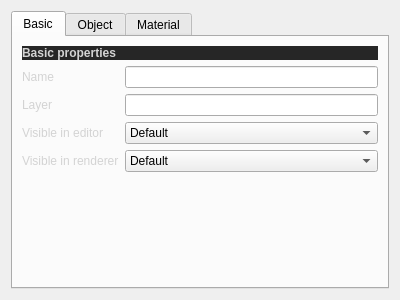
This is QChromosome/attributes.ui in Michalaq/ChromosomeVisualizer as Qt 5 draws it before an edit. The edited form follows.
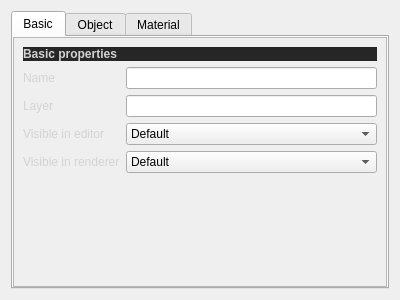
This is the edited form. The open tabs and pages were chosen to show the change.

Commit message: added scroll areas

```diff
--- a/QChromosome/attributes.ui
+++ b/QChromosome/attributes.ui
@@ -29,6 +29,33 @@
       <attribute name="title">
        <string>Basic</string>
       </attribute>
+      <layout class="QGridLayout" name="gridLayout_2">
+       <property name="leftMargin">
+        <number>0</number>
+       </property>
+       <property name="topMargin">
+        <number>0</number>
+       </property>
+       <property name="rightMargin">
+        <number>0</number>
+       </property>
+       <property name="bottomMargin">
+        <number>0</number>
+       </property>
+       <item row="0" column="0">
+        <widget class="QScrollArea" name="scrollArea">
+         <property name="widgetResizable">
+          <bool>true</bool>
+         </property>
+         <widget class="QWidget" name="scrollAreaWidgetContents">
+          <property name="geometry">
+           <rect>
+            <x>0</x>
+            <y>0</y>
+            <width>376</width>
+            <height>247</height>
+           </rect>
+          </property>
       <layout class="QVBoxLayout" name="verticalLayout">
        <item>
         <widget class="QLabel" name="label_5">
@@ -130,6 +157,14 @@
         </spacer>
        </item>
       </layout>
+          <zorder>formLayoutWidget</zorder>
+          <zorder>label_5</zorder>
+          <zorder>formLayoutWidget</zorder>
+          <zorder>verticalSpacer</zorder>
+         </widget>
+        </widget>
+       </item>
+      </layout>
      </widget>
      <widget class="QWidget" name="tab_2">
       <attribute name="title">
```
Left out of the diff: 34 changed lines with no effect on the pictures. Lines whose indentation alone changed are shown as unchanged.
